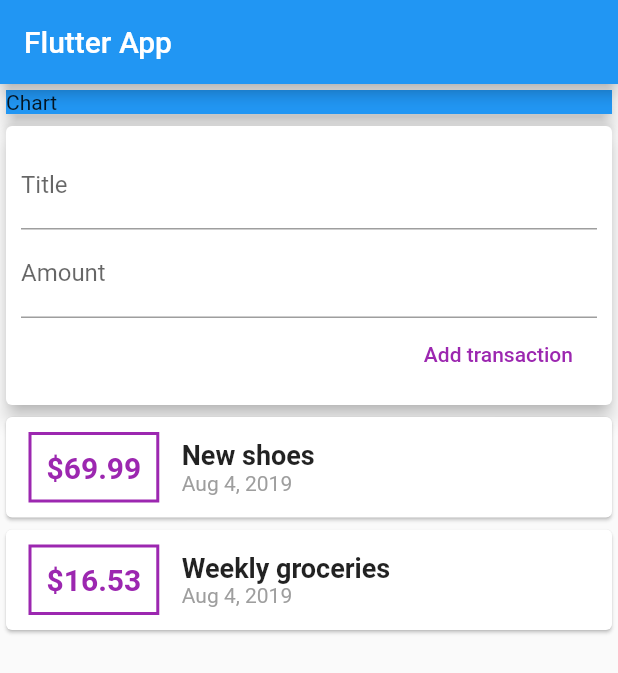
After one commit to mackilanu/flutter_course, a Flutter app: the MyHomePage screen opened directly, on a phone screen of 412 x 824 dp. The commit adds this screen. Shown: the top 673 px of the screen. Run offline on Flutter 3.47's test engine with Material 2 defaults, Android fonts, the phone set to English and light mode, and no system bars.

Commit message:
Initial commit for the expense planner

```diff
--- /dev/null
+++ b/expense_planner/lib/main.dart
@@ -0,0 +1,44 @@
+import 'package:flutter/material.dart';
+import './widgets/user_transaction.dart';
+
+void main() => runApp(MyApp());
+
+class MyApp extends StatelessWidget {
+  @override
+  Widget build(BuildContext context) {
+    return MaterialApp(
+      title: 'Flutter App',
+      home: MyHomePage(),
+    );
+  }
+}
+
+class MyHomePage extends StatelessWidget {
+  // String titleInput;
+  // String amountInput;
+  final titleController = TextEditingController();
+  final amountController = TextEditingController();
+  @override
+  Widget build(BuildContext context) {
+    return Scaffold(
+      appBar: AppBar(
+        title: Text('Flutter App'),
+      ),
+      body: SingleChildScrollView(
+              child: Column(
+            crossAxisAlignment: CrossAxisAlignment.stretch,
+            children: <Widget>[
+              Card(
+                child: Container(
+                  color: Colors.blue,
+                  width: double.infinity,
+                  child: Text('Chart'),
+                ),
+                elevation: 5,
+              ),
+            UserTransaction(),
+            ]),
+      ),
+    );
+  }
+}
--- /dev/null
+++ b/expense_planner/lib/models/transaction.dart
@@ -0,0 +1,14 @@
+import 'package:flutter/foundation.dart';
+class Transaction {
+  String id;
+  String title;
+  double amount;
+  DateTime date;
+
+  Transaction({
+   @required this.id,
+   @required this.title,
+   @required this.amount,
+   @required this.date,
+  });
+}
--- /dev/null
+++ b/expense_planner/lib/widgets/new_transaction.dart
@@ -0,0 +1,43 @@
+import 'package:flutter/material.dart';
+
+class NewTransation extends StatelessWidget {
+  final titleController = TextEditingController();
+  final amountController = TextEditingController();
+  final Function addTx;
+
+  NewTransation(this.addTx);
+
+  @override
+  Widget build(BuildContext context) {
+    return Card(
+      elevation: 5,
+      child: Container(
+        padding: EdgeInsets.all(10),
+        child: Column(
+          crossAxisAlignment: CrossAxisAlignment.end,
+          children: <Widget>[
+            TextField(
+              controller: titleController,
+              decoration: InputDecoration(
+                labelText: 'Title',
+              ),
+            ),
+            TextField(
+              controller: amountController,
+              decoration: InputDecoration(
+                labelText: 'Amount',
+              ),
+            ),
+            FlatButton(
+              child: Text('Add transaction'),
+              textColor: Colors.purple,
+              onPressed: () {
+                addTx(titleController.text, double.parse(amountController.text));
+              },
+            ),
+          ],
+        ),
+      ),
+    );
+  }
+}
--- /dev/null
+++ b/expense_planner/lib/widgets/transaction_list.dart
@@ -0,0 +1,65 @@
+import 'package:flutter/material.dart';
+import '../models/transaction.dart';
+import 'package:intl/intl.dart';
+
+class TransactionList extends StatelessWidget {
+  final List<Transaction> transactions;
+
+  TransactionList(this.transactions);
+
+  @override
+  Widget build(BuildContext context) {
+    return Container(
+      height: 300,
+      child: SingleChildScrollView(
+              child: Column(
+          children: transactions.map((tx) {
+            return Card(
+              child: Row(
+                children: <Widget>[
+                  Container(
+                    margin: EdgeInsets.symmetric(
+                      vertical: 10,
+                      horizontal: 15,
+                    ),
+                    padding: EdgeInsets.all(10),
+                    decoration: BoxDecoration(
+                      border: Border.all(
+                        color: Colors.purple,
+                        width: 2,
+                      ),
+                    ),
+                    child: Text(
+                      "\$${tx.amount}",
+                      style: TextStyle(
+                        fontWeight: FontWeight.bold,
+                        fontSize: 20,
+                        color: Colors.purple,
+                      ),
+                    ),
+                  ),
+                  Column(
+                    crossAxisAlignment: CrossAxisAlignment.start,
+                    children: <Widget>[
+                      Text(
+                        tx.title,
+                        style: TextStyle(
+                          fontSize: 18,
+                          fontWeight: FontWeight.bold,
+                        ),
+                      ),
+                      Text(
+                        DateFormat.yMMMd().format(tx.date),
+                        style: TextStyle(color: Colors.grey, fontSize: 14),
+                      ),
+                    ],
+                  ),
+                ],
+              ),
+            );
+          }).toList(),
+        ),
+      ),
+    );
+  }
+}
--- /dev/null
+++ b/expense_planner/lib/widgets/user_transaction.dart
@@ -0,0 +1,49 @@
+import 'package:flutter/material.dart';
+
+import '../widgets/new_transaction.dart';
+import '../widgets/transaction_list.dart';
+import '../models/transaction.dart';
+
+class UserTransaction extends StatefulWidget {
+  _UserTransactionState createState() => _UserTransactionState();
+}
+
+class _UserTransactionState extends State<UserTransaction> {
+  List<Transaction> _transactions = [
+    Transaction(
+      id: 't1',
+      title: 'New shoes',
+      amount: 69.99,
+      date: DateTime.now(),
+    ),
+    Transaction(
+      id: 't2',
+      title: 'Weekly groceries',
+      amount: 16.53,
+      date: DateTime.now(),
+    ),
+  ];
+
+  void _addNewTransaction(String txTitle, double txAmount) {
+    final newTx = Transaction(
+      title: txTitle,
+      amount: txAmount,
+      date: DateTime.now(),
+      id: DateTime.now().toString(),
+    );
+
+    setState(() {
+     _transactions.add(newTx);
+    });
+  }
+
+  @override
+  Widget build(BuildContext context) {
+    return Column(
+      children: <Widget>[
+        NewTransation(_addNewTransaction),
+        TransactionList(_transactions),
+      ],
+    );
+  }
+}
```
Also changed, not shown: expense_planner/pubspec.yaml (added, +73 -0 lines), assesment_1/lib/main.dart (line endings or trailing spaces), expense_planner/pubspec.lock (added), 54 other files.
